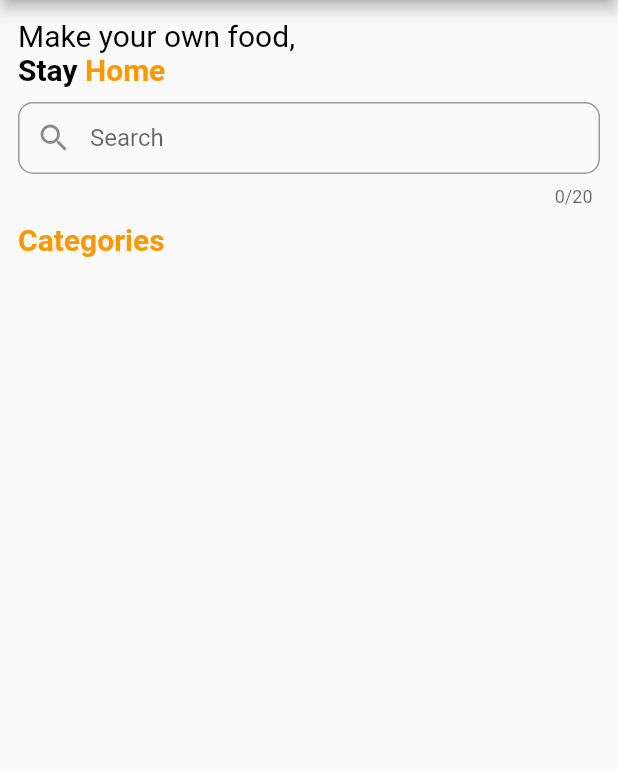
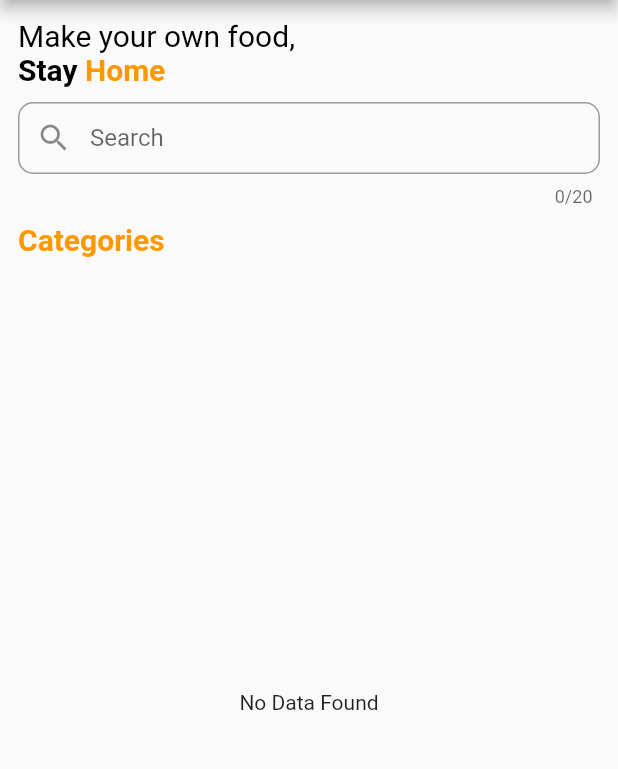
Before and after one commit to Al-AminJoy/food_recipes, a Flutter app: the screen it shows after launch, on a phone screen of 412 x 824 dp, the part 84-853 px from its top. Run offline on Flutter 3.47's test engine with Material 2 defaults, Android fonts, the phone set to English and light mode, and no system bars; network calls fail.

Commit message:
Search No Data Added

```diff
--- a/lib/views/home_page.dart
+++ b/lib/views/home_page.dart
@@ -25,10 +25,6 @@ class _HomePageState extends State<HomePage> {
 
   void changeText(String text) {
       searchItem = text;
-      if(searchItem.isEmpty){
-        setState(() {});
-        return;
-      }
       _searchedList.clear();
       for(Category category in _categories){
         if(category.strCategory.toLowerCase().contains(searchItem.toLowerCase())){
@@ -126,26 +122,7 @@ class _HomePageState extends State<HomePage> {
               height: 10,
             ),
             Expanded(
-                child: filteredCategory(_searchedList.isEmpty || searchItem.isEmpty ? _categories : _searchedList)
-
-
-                /*
-                GridView.builder(
-                    itemCount: _categories.length,
-                    gridDelegate: SliverGridDelegateWithFixedCrossAxisCount(crossAxisCount: (orientaion == Orientation.portrait) ? 2 : 3,
-                            childAspectRatio:(MediaQuery.of(context).size.height * 0.0013)),
-                    itemBuilder: (context, index) {
-                      if(searchItem.isEmpty){
-                        return cardItem(_categories[index]);
-                      }else if(_categories[index].strCategory.toLowerCase().contains(searchItem.toLowerCase())){
-                        return Center(
-                          child: cardItem(_categories[index]),
-                        );
-                      }else{
-                        return Container();
-                      }
-                    })
-                 */
+                child: filteredCategory( searchItem.isEmpty ? _categories : _searchedList)
             )
           ],
         ),
@@ -156,8 +133,11 @@ class _HomePageState extends State<HomePage> {
 
   Widget filteredCategory(List<Category> categoryList){
 
-    print(categoryList.length);
-
+    if(categoryList.isEmpty){
+      return const Center(
+        child: Text("No Data Found"),
+      );
+    }else{
       return GridView.builder(
           itemCount: categoryList.length,
           gridDelegate: SliverGridDelegateWithFixedCrossAxisCount(crossAxisCount:  2 ,
@@ -165,6 +145,9 @@ class _HomePageState extends State<HomePage> {
           itemBuilder: (context, index) {
             return cardItem(categoryList[index]);
           });
+    }
+
+
 
   }
 
```
Lines whose indentation alone changed are shown as unchanged.
